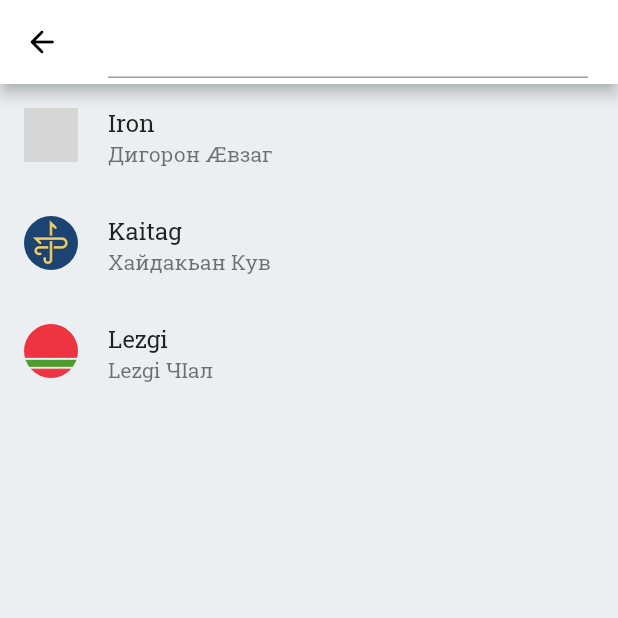
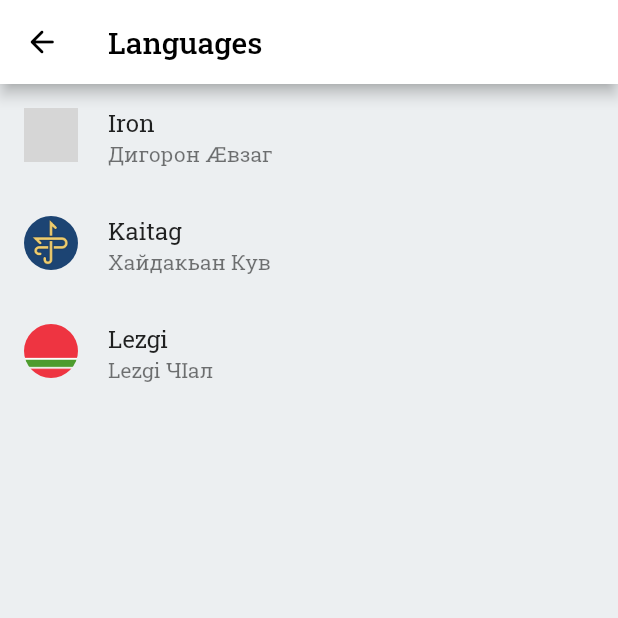
Before and after one commit to raxysstudios/mecel, a Flutter app: the LanguagesScreen screen opened directly, on a phone screen of 412 x 824 dp, the top half of it. Run offline on Flutter 3.47's test engine with Material 2 defaults, Android fonts, the phone set to English and light mode, and no system bars; our stand-ins replace google_fonts, package_info_plus; grey boxes are pictures that could not be loaded.

Commit message:
Temporarily clean for release

```diff
--- a/lib/modules/game/screens/languages.dart
+++ b/lib/modules/game/screens/languages.dart
@@ -1,4 +1,3 @@
-
 import 'package:flutter/material.dart';
 import 'package:wordle/shared/extensions.dart';
 import 'package:wordle/shared/models/language.dart';
@@ -45,19 +44,21 @@ class _LanguagesScreenState extends State<LanguagesScreen> {
       appBar: AppBar(
         automaticallyImplyLeading: false,
         leading: widget.canSkip ? const RoundedBackButton() : null,
-        title: TextField(
-          controller: textController,
+        title: const Text('Languages'),
+        // title: TextField(
+        //   controller: textController,
+        // ),
+        // actions: [
+        //   if (textController.text.isNotEmpty)
+        //     IconButton(
+        //       onPressed: () => textController.clear(),
+        //       icon: const Icon(Icons.clear_rounded),
+        //     ),
+        //   const SizedBox(width: 4),
+        // ],
       ),
-        actions: [
-          if (textController.text.isNotEmpty)
-            IconButton(
-              onPressed: () => textController.clear(),
-              icon: const Icon(Icons.clear_rounded),
-            ),
-          const SizedBox(width: 4),
-        ],
-      ),
-      body: Builder(builder: (context) {
+      body: Builder(
+        builder: (context) {
           if (this.languages == null) {
             return const Center(
               child: CircularProgressIndicator(),
@@ -76,7 +77,8 @@ class _LanguagesScreenState extends State<LanguagesScreen> {
               );
             },
           );
-      }),
+        },
+      ),
     );
   }
 }
```
Lines whose indentation alone changed are shown as unchanged.
